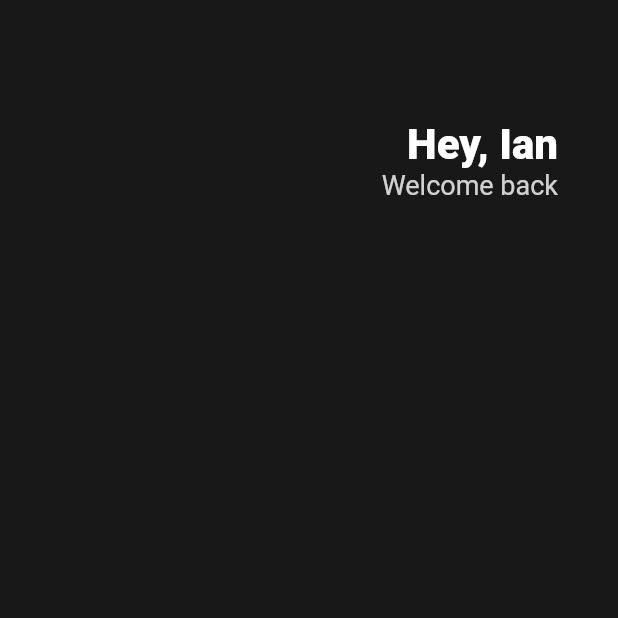
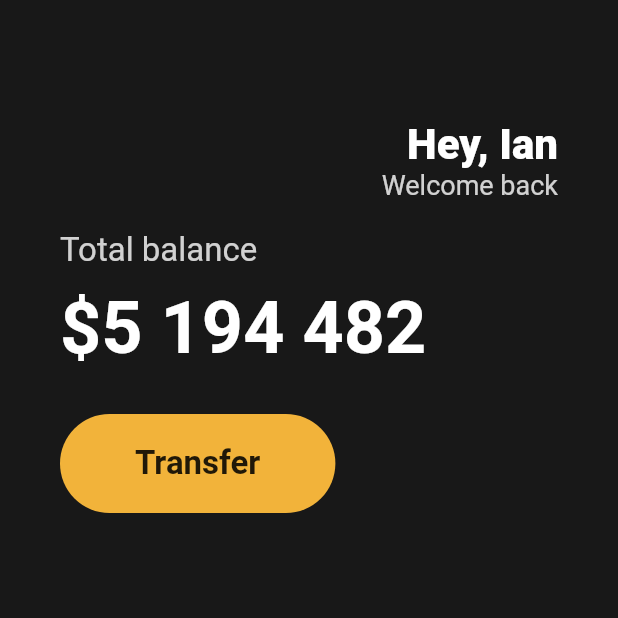
Before and after one commit to hg-ian-choi/flutter-example, a Flutter app: the screen it shows after launch, on a phone screen of 412 x 824 dp, the top half of it. Run offline on Flutter 3.47's test engine with Material 2 defaults, Android fonts, the phone set to English and light mode, and no system bars.

Commit message:
nmc: try "Container" widget

```diff
--- a/nmc/lib/main.dart
+++ b/nmc/lib/main.dart
@@ -13,6 +13,7 @@ class MyApp extends StatelessWidget {
         body: Padding(
           padding: EdgeInsets.symmetric(horizontal: 40),
           child: Column(
+            crossAxisAlignment: CrossAxisAlignment.start,
             children: [
               SizedBox(
                 height: 80,
@@ -41,6 +42,52 @@ class MyApp extends StatelessWidget {
                     ],
                   )
                 ],
+              ),
+              SizedBox(
+                height: 20,
+              ),
+              Text(
+                'Total balance',
+                style: TextStyle(
+                  fontSize: 22,
+                  color: Colors.white.withOpacity(0.8),
+                ),
+              ),
+              SizedBox(
+                height: 10,
+              ),
+              Text(
+                '\$5 194 482',
+                style: TextStyle(
+                  fontSize: 48,
+                  fontWeight: FontWeight.w600,
+                  color: Colors.white,
+                ),
+              ),
+              SizedBox(
+                height: 30,
+              ),
+              Row(
+                children: [
+                  Container(
+                    decoration: BoxDecoration(
+                        color: Color(0xFFF2B33A),
+                        borderRadius: BorderRadius.circular(45)),
+                    child: Padding(
+                      padding: EdgeInsets.symmetric(
+                        vertical: 20,
+                        horizontal: 50,
+                      ),
+                      child: Text(
+                        'Transfer',
+                        style: TextStyle(
+                          fontWeight: FontWeight.w600,
+                          fontSize: 22,
+                        ),
+                      ),
+                    ),
+                  )
+                ],
               )
             ],
           ),
```
